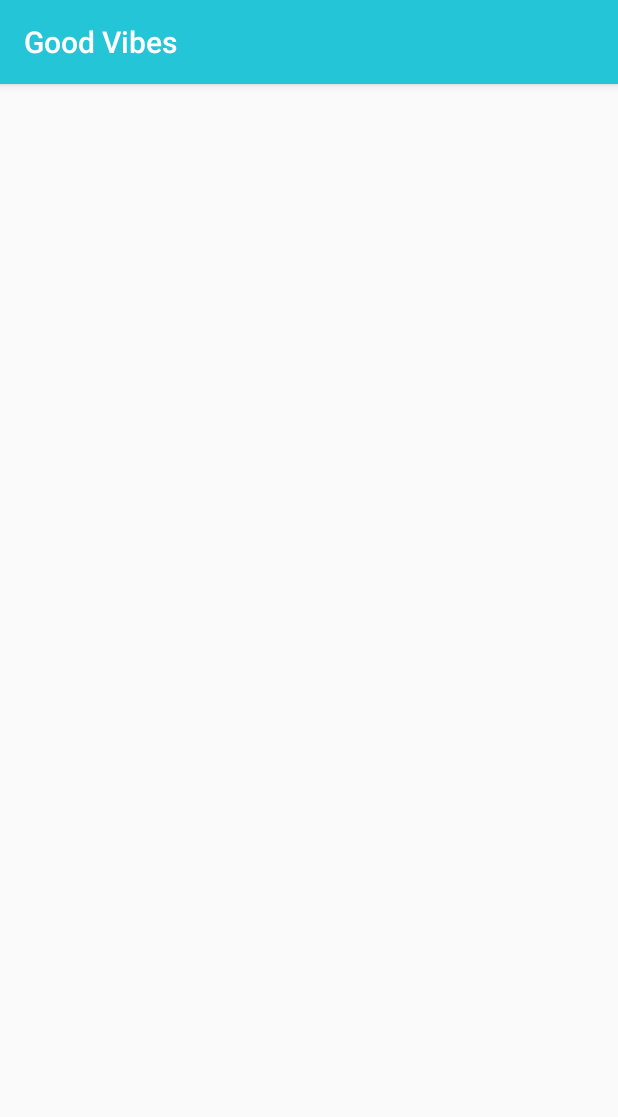
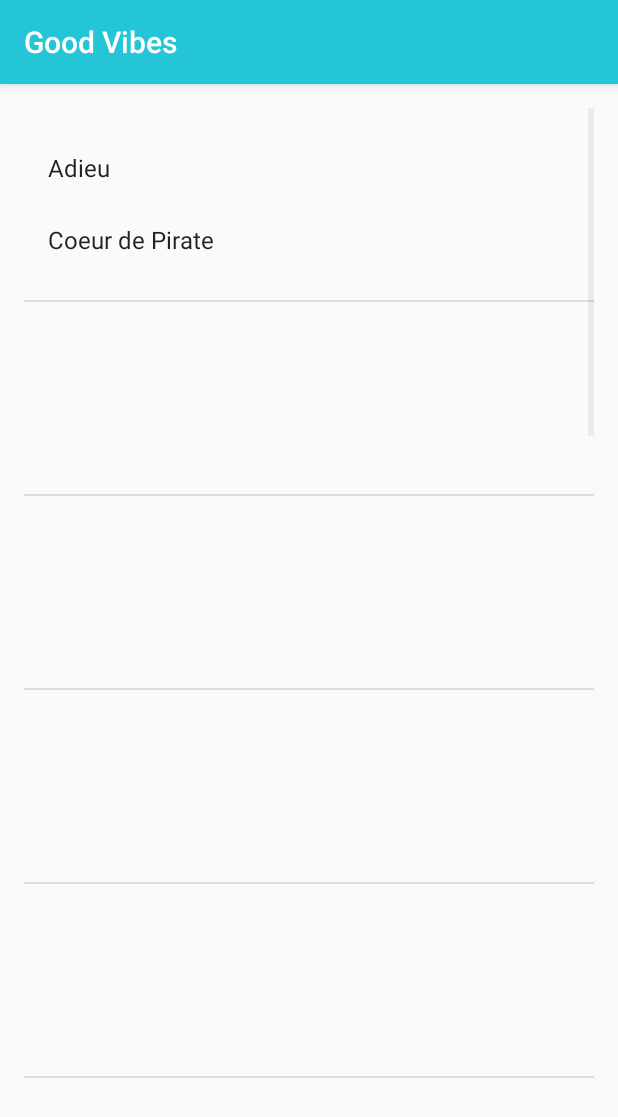
Before and after one commit to kingdomseed/GoodVibes, an Android app: the LibraryActivity screen opened directly, with no data from a screen before it, on a phone screen of 412 x 824 dp. Shown: the top 1117 px of the screen. Run offline under Robolectric (Android 15) with nearby library versions, the phone set to English and light mode, and no system bars.

Commit message:
Must be missing something obvious because this isn't working...

```diff
--- a/app/src/main/java/com/holtnet/goodvibes/LibraryActivity.java
+++ b/app/src/main/java/com/holtnet/goodvibes/LibraryActivity.java
@@ -2,12 +2,44 @@ package com.holtnet.goodvibes;
 
 import android.support.v7.app.AppCompatActivity;
 import android.os.Bundle;
+import android.widget.ListView;
+
+import java.util.ArrayList;
 
 public class LibraryActivity extends AppCompatActivity {
 
     @Override
     protected void onCreate(Bundle savedInstanceState) {
         super.onCreate(savedInstanceState);
-        setContentView(R.layout.activity_library);
+        setContentView(R.layout.activity_discover);
+
+        ArrayList<Song> songs = new ArrayList<>();
+
+        songs.add(new Song("Adieu","Coeur de Pirate","Coeur de Pirate", R.drawable.album1));
+        songs.add(new Song("","","", R.drawable.album1));
+        songs.add(new Song("","","", R.drawable.album1));
+        songs.add(new Song("","","", R.drawable.album1));
+        songs.add(new Song("","","", R.drawable.album1));
+        songs.add(new Song("","","", R.drawable.album1));
+        songs.add(new Song("","","", R.drawable.album1));
+        songs.add(new Song("","","", R.drawable.album1));
+        songs.add(new Song("","","", R.drawable.album1));
+        songs.add(new Song("","","", R.drawable.album1));
+        songs.add(new Song("","","", R.drawable.album1));
+        songs.add(new Song("","","", R.drawable.album1));
+        songs.add(new Song("","","", R.drawable.album1));
+        songs.add(new Song("","","", R.drawable.album1));
+        songs.add(new Song("","","", R.drawable.album1));
+        songs.add(new Song("","","", R.drawable.album1));
+        songs.add(new Song("","","", R.drawable.album1));
+        songs.add(new Song("","","", R.drawable.album1));
+        songs.add(new Song("","","", R.drawable.album1));
+        songs.add(new Song("Adieu","Coeur de Pirate","Coeur de Pirate", R.drawable.album1));
+
+        SongAdapter songAdapter = new SongAdapter(this, songs);
+
+        ListView listView = findViewById(R.id.list);
+        listView.setAdapter(songAdapter);
+
     }
 }
--- a/app/src/main/java/com/holtnet/goodvibes/PlayActivity.java
+++ b/app/src/main/java/com/holtnet/goodvibes/PlayActivity.java
@@ -18,10 +18,10 @@ public class PlayActivity extends AppCompatActivity {
         libraryTextView.setOnClickListener(new View.OnClickListener() {
             @Override
             public void onClick(View v) {
-                Intent numbersIntent = new Intent(PlayActivity.this, LibraryActivity.class);
+                Intent libraryIntent = new Intent(PlayActivity.this, LibraryActivity.class);
 
                 // Start the new activity
-                startActivity(numbersIntent);
+                startActivity(libraryIntent);
             }
         });
 
@@ -30,10 +30,10 @@ public class PlayActivity extends AppCompatActivity {
         libraryTextView.setOnClickListener(new View.OnClickListener() {
             @Override
             public void onClick(View v) {
-                Intent numbersIntent = new Intent(PlayActivity.this, DiscoverActivity.class);
+                Intent discoverIntent = new Intent(PlayActivity.this, DiscoverActivity.class);
 
                 // Start the new activity
-                startActivity(numbersIntent);
+                startActivity(discoverIntent);
             }
         });
     }
--- a/app/src/main/java/com/holtnet/goodvibes/Song.java
+++ b/app/src/main/java/com/holtnet/goodvibes/Song.java
@@ -1,18 +1,21 @@
 package com.holtnet.goodvibes;
+
+import android.graphics.drawable.Drawable;
+import android.widget.ImageView;
 
 public class Song {
 
     private String mSongName;
     private String mAlbumName;
     private String mArtistName;
-    private int mTrackNumber;
+    private int mAlbumArt;
 
-    public Song(String songName, String albumName, String artistName, int trackNumber)
+    public Song(String songName, String albumName, String artistName, int albumArt)
     {
         mSongName = songName;
         mAlbumName = albumName;
         mArtistName = artistName;
-        mTrackNumber = trackNumber;
+        mAlbumArt = albumArt;
     }
 
     public String getmSongName() {
@@ -27,7 +30,7 @@ public class Song {
         return mArtistName;
     }
 
-    public int getmTrackNumber() {
-        return mTrackNumber;
+    public int getmAlbumArt() {
+        return mAlbumArt;
     }
 }
--- /dev/null
+++ b/app/src/main/java/com/holtnet/goodvibes/SongAdapter.java
@@ -0,0 +1,45 @@
+package com.holtnet.goodvibes;
+
+import android.content.Context;
+import android.graphics.Color;
+import android.support.annotation.NonNull;
+import android.support.annotation.Nullable;
+import android.view.LayoutInflater;
+import android.view.View;
+import android.view.ViewGroup;
+import android.widget.ArrayAdapter;
+import android.widget.TextView;
+
+import java.util.List;
+
+public class SongAdapter extends ArrayAdapter {
+
+    public SongAdapter(Context context, List<Song> songs)
+    {
+        super(context, R.layout.library_layout, songs);
+
+    }
+
+    @NonNull
+    @Override
+    public View getView(int position, @Nullable View convertView, @NonNull ViewGroup parent) {
+        View listItemView = convertView;
+
+        if(listItemView == null) {
+            listItemView = LayoutInflater.from(getContext()).inflate(
+                    R.layout.library_layout, parent, false);
+        }
+
+        Song currentSong = (Song) getItem(position);
+
+        TextView songNameTextView = listItemView.findViewById(R.id.SongName);
+        songNameTextView.setText(currentSong.getmSongName());
+
+        TextView albumNameTextView = listItemView.findViewById(R.id.AlbumName);
+        albumNameTextView.setText(currentSong.getmAlbumName());
+
+        return listItemView;
+    }
+
+
+}
--- a/app/src/main/res/layout/activity_discover.xml
+++ b/app/src/main/res/layout/activity_discover.xml
@@ -1,9 +1,12 @@
 <?xml version="1.0" encoding="utf-8"?>
-<android.support.constraint.ConstraintLayout xmlns:android="http://schemas.android.com/apk/res/android"
-    xmlns:app="http://schemas.android.com/apk/res-auto"
+<ListView xmlns:android="http://schemas.android.com/apk/res/android"
     xmlns:tools="http://schemas.android.com/tools"
+    android:id="@+id/list"
+    android:orientation="vertical"
     android:layout_width="match_parent"
     android:layout_height="match_parent"
-    tools:context=".DiscoverActivity">
-
-</android.support.constraint.ConstraintLayout>
+    android:paddingBottom="16dp"
+    android:paddingLeft="16dp"
+    android:paddingRight="16dp"
+    android:paddingTop="16dp"
+    tools:context=".LibraryActivity"/>
--- a/app/src/main/res/layout/activity_library.xml
+++ /dev/null
@@ -1,9 +0,0 @@
-<?xml version="1.0" encoding="utf-8"?>
-<android.support.constraint.ConstraintLayout xmlns:android="http://schemas.android.com/apk/res/android"
-    xmlns:app="http://schemas.android.com/apk/res-auto"
-    xmlns:tools="http://schemas.android.com/tools"
-    android:layout_width="match_parent"
-    android:layout_height="match_parent"
-    tools:context=".LibraryActivity">
-
-</android.support.constraint.ConstraintLayout>
--- /dev/null
+++ b/app/src/main/res/layout/library_layout.xml
@@ -0,0 +1,27 @@
+<?xml version="1.0" encoding="utf-8"?>
+<LinearLayout xmlns:android="http://schemas.android.com/apk/res/android"
+    xmlns:tools="http://schemas.android.com/tools"
+    android:orientation="vertical"
+    android:layout_width="match_parent"
+    android:layout_height="match_parent"
+    android:padding="16dp">
+
+    <TextView xmlns:android="http://schemas.android.com/apk/res/android"
+        android:id="@+id/SongName"
+        android:layout_width="match_parent"
+        android:layout_height="wrap_content"
+        android:textAppearance="?android:attr/textAppearanceListItemSmall"
+        android:gravity="center_vertical"
+        tools:text="Test"
+        android:minHeight="?android:attr/listPreferredItemHeightSmall" />
+
+    <TextView xmlns:android="http://schemas.android.com/apk/res/android"
+        android:id="@+id/AlbumName"
+        android:layout_width="match_parent"
+        android:layout_height="wrap_content"
+        android:textAppearance="?android:attr/textAppearanceListItemSmall"
+        android:gravity="center_vertical"
+        tools:text="Test"
+        android:minHeight="?android:attr/listPreferredItemHeightSmall" />
+
+</LinearLayout>
```
